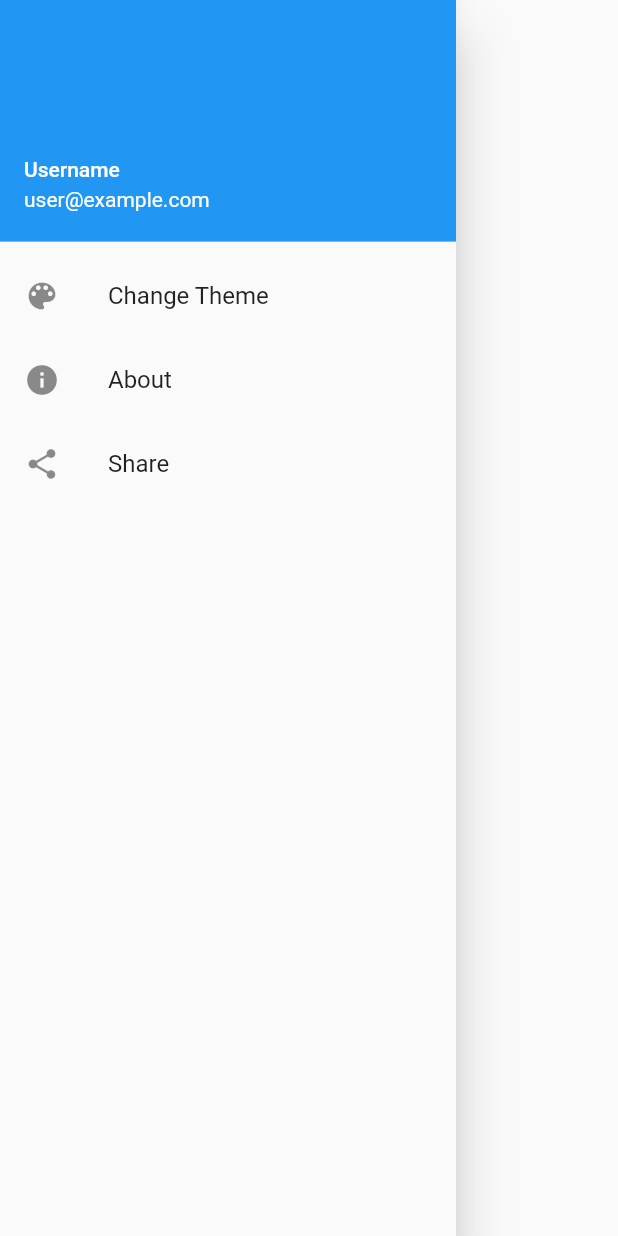
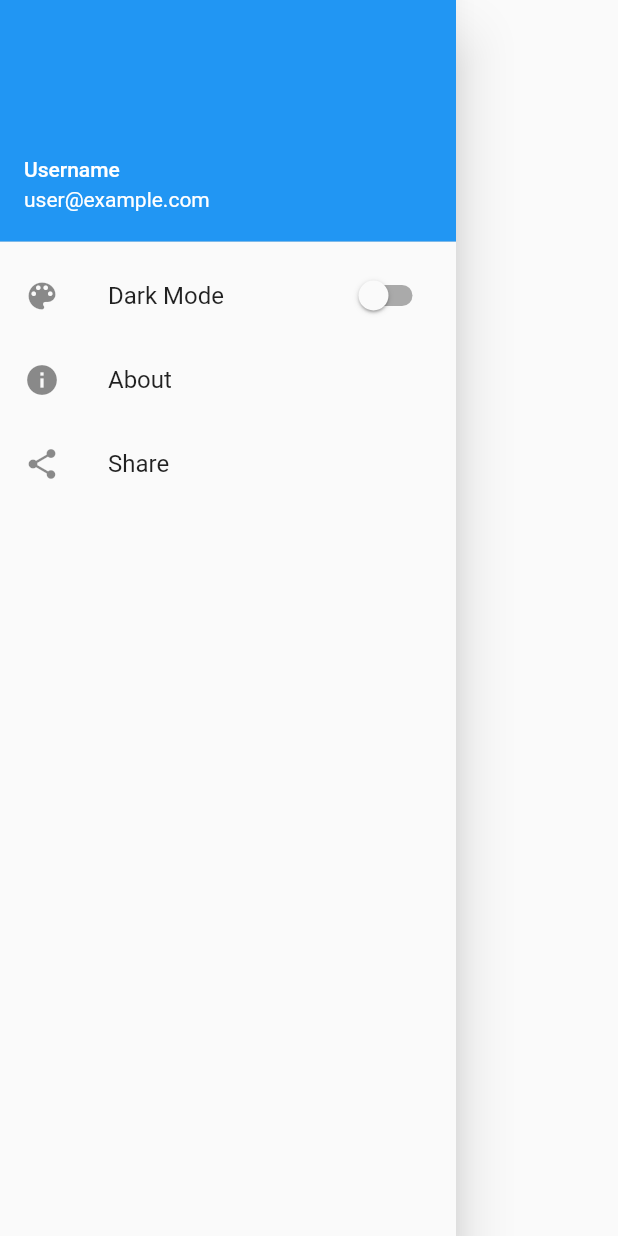
Before and after one commit to ahadjonovss/dictionary, a Flutter app: the DictionaryDrawer widget shown alone on an empty page, opened directly, on a phone screen of 412 x 824 dp. Run offline on Flutter 3.47's test engine with Material 2 defaults, Android fonts, the phone set to English and light mode, and no system bars; our stand-ins replace get; statements that could not run were skipped.

Commit message:
drawer done

```diff
--- a/lib/ui/dictionary/dictionary_page.dart
+++ b/lib/ui/dictionary/dictionary_page.dart
@@ -1,6 +1,3 @@
-import 'package:dictionary/ui/dictionary/widgets/drawer.dart';
-import 'package:dictionary/ui/dictionary/widgets/search_bar.dart';
-import 'package:dictionary/ui/dictionary/widgets/translation_item.dart';
 import 'package:dictionary/utils/tools/file_importer.dart';
 
 class DictionaryPage extends StatefulWidget {
@@ -18,7 +15,7 @@ class DictionaryPageState extends State<DictionaryPage> {
   Widget build(BuildContext context) {
     return Scaffold(
       key: _scaffoldKey,
-      drawer: DictionaryDrawer(),
+      drawer: const DictionaryDrawer(),
       body: Column(
         children: [
           SearchBar(myKey: _scaffoldKey),
--- a/lib/ui/dictionary/widgets/drawer.dart
+++ b/lib/ui/dictionary/widgets/drawer.dart
@@ -1,5 +1,4 @@
-import 'package:flutter/material.dart';
-import 'package:url_launcher/url_launcher.dart';
+import 'package:dictionary/utils/tools/file_importer.dart';
 
 class DictionaryDrawer extends StatelessWidget {
   const DictionaryDrawer({Key? key}) : super(key: key);
@@ -15,10 +14,13 @@ class DictionaryDrawer extends StatelessWidget {
           ),
           ListTile(
             leading: Icon(Icons.color_lens),
-            title: Text('Change Theme'),
-            onTap: () {
-              // TODO: Implement theme change functionality
-            },
+            title: Text('Dark Mode'),
+            trailing: Switch(
+              value: Get.isDarkMode,
+              onChanged: (value) {
+                Get.changeThemeMode(value ? ThemeMode.dark : ThemeMode.light);
+              },
+            ),
           ),
           ListTile(
             leading: Icon(Icons.info),
--- a/lib/utils/tools/file_importer.dart
+++ b/lib/utils/tools/file_importer.dart
@@ -6,3 +6,7 @@ export 'package:get/get_core/src/get_main.dart';
 export 'package:get/route_manager.dart';
 export 'package:dictionary/ui/dictionary/dictionary_page.dart';
 export 'package:dictionary/utils/tools/sizes.dart';
+export 'package:dictionary/ui/dictionary/widgets/drawer.dart';
+export 'package:dictionary/ui/dictionary/widgets/search_bar.dart';
+export 'package:dictionary/ui/dictionary/widgets/translation_item.dart';
+export 'package:url_launcher/url_launcher.dart';
```
Also changed, not shown: lib/utils/constants/app_theme.dart (added, +17 -0 lines).
